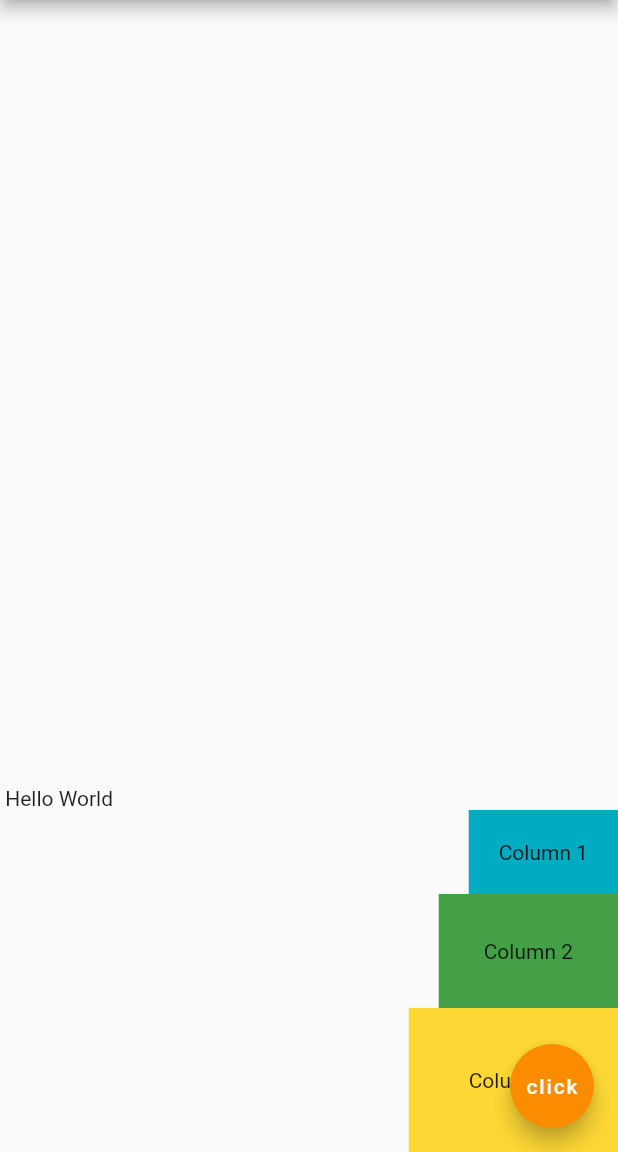
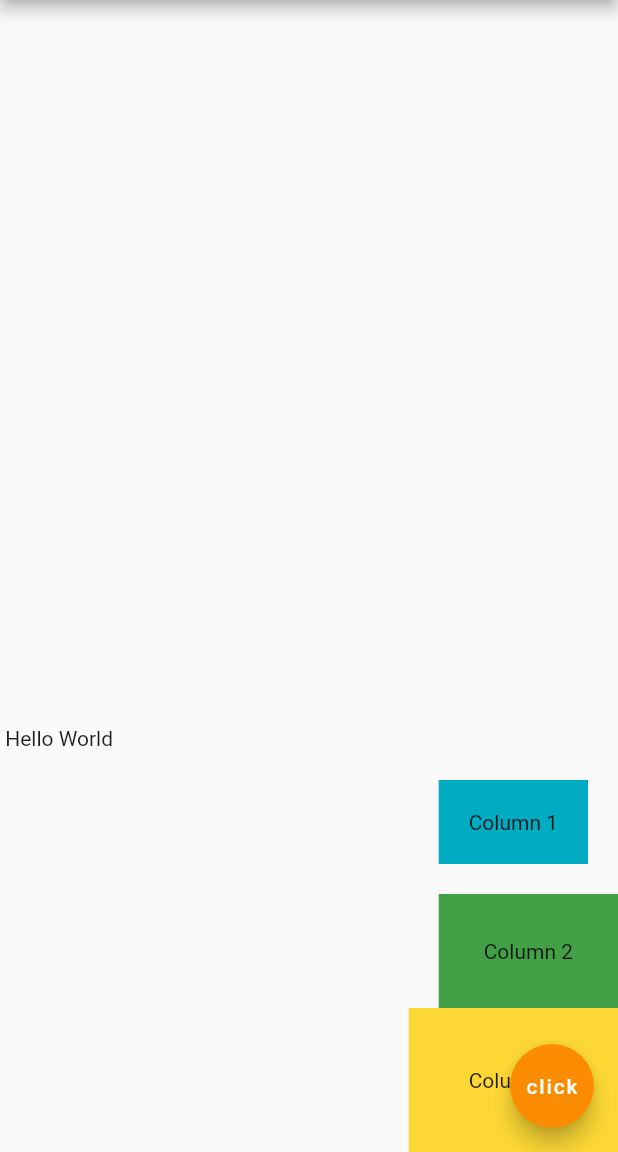
Before and after one commit to Shiftgithub/tester_app, a Flutter app: the screen it shows after launch, on a phone screen of 412 x 824 dp, the part 84-1236 px from its top. Run offline on Flutter 3.47's test engine with Material 2 defaults, Android fonts, the phone set to English and light mode, and no system bars.

Commit message:
#12 Container

```diff
--- a/lib/main.dart
+++ b/lib/main.dart
@@ -25,9 +25,14 @@ class Home extends StatelessWidget {
             ],
           ),
           Container(
+            child: Padding(
+              padding: const EdgeInsets.all(20.0),
+              child: Container(
                 padding: EdgeInsets.all(20.0),
                 color: Colors.cyan[600],
                 child: Text('Column 1'),
+              ),
+            ),
           ),
            Container(
               padding: EdgeInsets.all(30.0),
```
Lines whose indentation alone changed are shown as unchanged.
